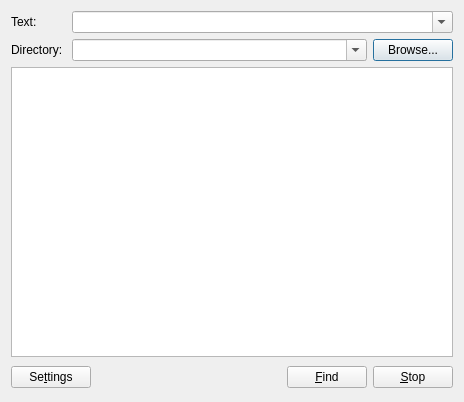
The window that SearchGUI/src/searchwindow.ui (tmpprj/tmpprj) describes before a commit, drawn with Qt 5.
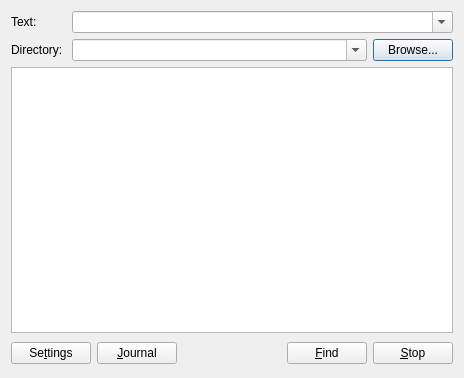
The same window after the commit. Custom widgets are drawn as their Qt base class.

```diff
--- a/SearchGUI/src/searchwindow.ui
+++ b/SearchGUI/src/searchwindow.ui
@@ -6,7 +6,7 @@
     <x>0</x>
     <y>0</y>
     <width>464</width>
-    <height>402</height>
+    <height>378</height>
    </rect>
   </property>
   <property name="windowTitle" >
@@ -107,6 +107,13 @@
        </property>
       </widget>
      </item>
+     <item>
+      <widget class="QPushButton" name="journalButton" >
+       <property name="text" >
+        <string>&amp;Journal</string>
+       </property>
+      </widget>
+     </item>
      <item>
       <spacer>
        <property name="orientation" >
@@ -114,7 +121,7 @@
        </property>
        <property name="sizeHint" >
         <size>
-         <width>161</width>
+         <width>101</width>
          <height>28</height>
         </size>
        </property>
```
